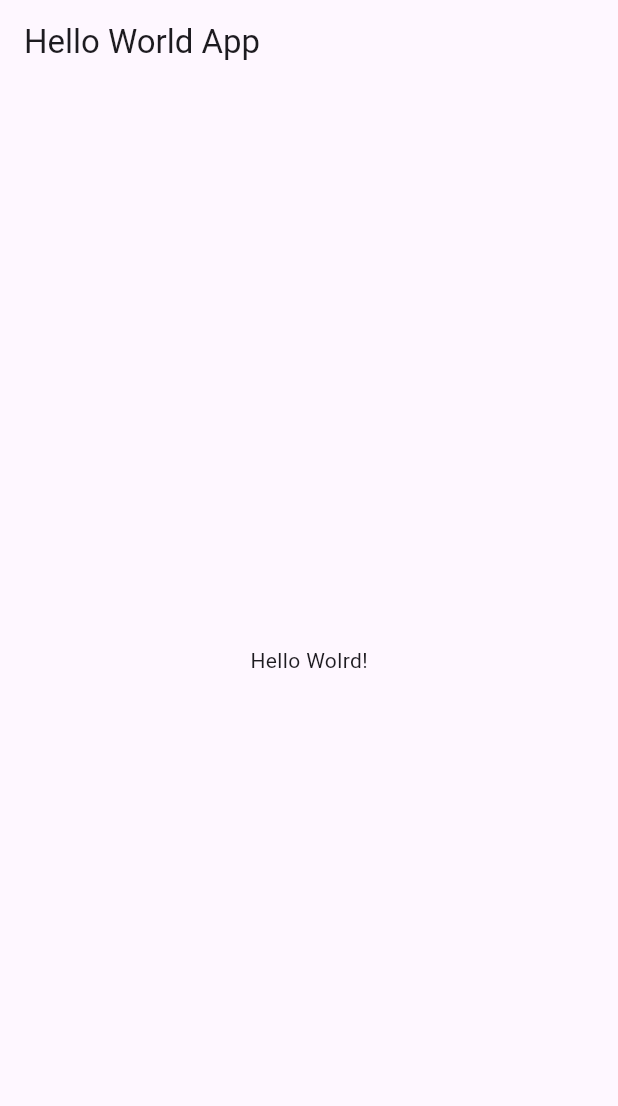
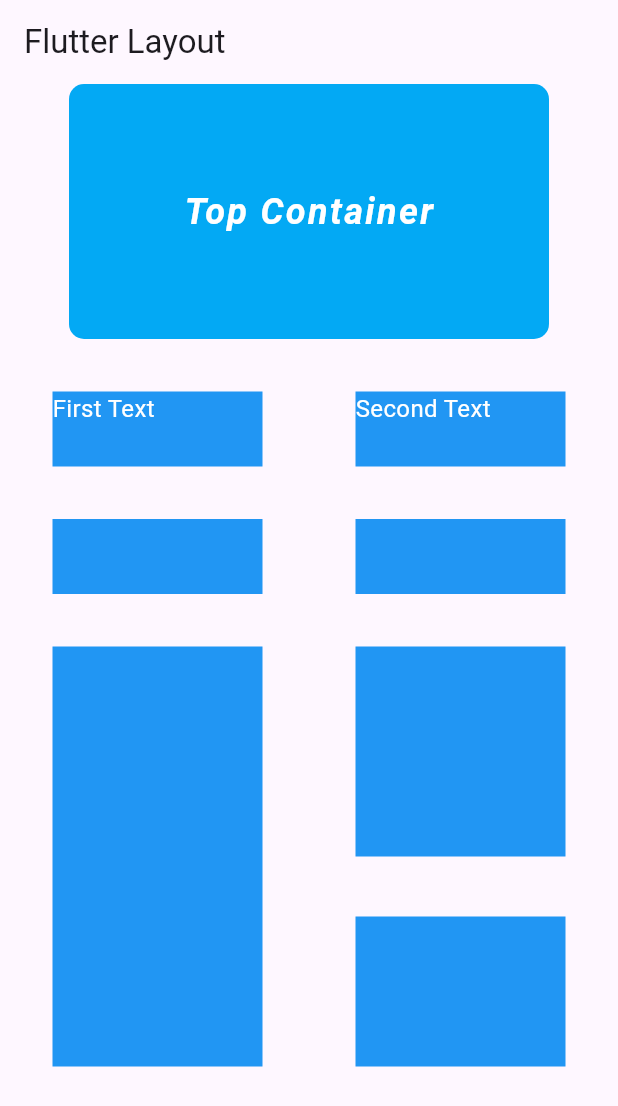
Before and after one commit to kwakyebrilliant/flutter-tutorial-2024, a Flutter app: the screen it shows after launch, on a phone screen of 412 x 824 dp. Shown: the top 1106 px of the screen. Run offline on Flutter 3.47's test engine with Material 3 defaults, Android fonts, the phone set to English and light mode, and no system bars.

Commit message:
tutorial-7 commit

```diff
--- a/lib/main.dart
+++ b/lib/main.dart
@@ -1,21 +1,150 @@
 import 'package:flutter/material.dart';
 
 void main() {
-  runApp(const MyApp());
+  runApp(const MyApp(
+    firstText: 'First Text',
+    secontText: 'Second Text',
+  ));
 }
 
 class MyApp extends StatelessWidget {
-  const MyApp({super.key});
+  const MyApp({super.key, required this.firstText, required this.secontText});
 
+  final String firstText;
+  final String secontText;
+
+  // This widget is the root of your application.
   @override
   Widget build(BuildContext context) {
     return MaterialApp(
+      theme: ThemeData(
+        textTheme: const TextTheme(
+          bodyMedium: TextStyle(fontSize: 16.0, color: Colors.white),
+        ),
+        brightness: Brightness.light,
+      ),
+      darkTheme: ThemeData(
+        brightness: Brightness.dark,
+      ),
       home: Scaffold(
         appBar: AppBar(
-          title: const Text('Hello World App'),
+          title: const Text('Flutter Layout'),
         ),
-        body: const Center(
-          child: Text('Hello Wolrd!'),
+        body: Column(
+          children: [
+            //top container
+            Center(
+              child: Container(
+                height: 170.0,
+                width: 320.0,
+                decoration: BoxDecoration(
+                  color: Colors.lightBlue,
+                  borderRadius: BorderRadius.circular(10.0),
+                ),
+                child: const Center(
+                  child: Text(
+                    'Top Container',
+                    style: TextStyle(
+                      color: Colors.white,
+                      fontSize: 24.0,
+                      fontWeight: FontWeight.bold,
+                      fontStyle: FontStyle.italic,
+                      letterSpacing: 1.5,
+                    ),
+                  ),
+                ),
+              ),
+            ),
+
+            //first row
+            Padding(
+              padding: const EdgeInsets.fromLTRB(35.0, 35.0, 35.0, 35.0),
+              child: Row(
+                mainAxisAlignment: MainAxisAlignment.spaceBetween,
+                children: [
+                  //first container
+                  Container(
+                    height: 50.0,
+                    width: 140.0,
+                    color: Colors.blue,
+                    child: Text(firstText),
+                  ),
+
+                  //second container
+                  Container(
+                    height: 50.0,
+                    width: 140.0,
+                    color: Colors.blue,
+                    child: Text(secontText),
+                  ),
+                ],
+              ),
+            ),
+
+            //second row
+            Padding(
+              padding: const EdgeInsets.fromLTRB(35.0, 0.0, 35.0, 35.0),
+              child: Row(
+                mainAxisAlignment: MainAxisAlignment.spaceBetween,
+                children: [
+                  //first container
+                  Container(
+                    height: 50.0,
+                    width: 140.0,
+                    color: Colors.blue,
+                  ),
+
+                  //second container
+                  Container(
+                    height: 50.0,
+                    width: 140.0,
+                    color: Colors.blue,
+                  ),
+                ],
+              ),
+            ),
+
+            //third row
+            Padding(
+              padding: const EdgeInsets.fromLTRB(35.0, 0.0, 35.0, 35.0),
+              child: Row(
+                mainAxisAlignment: MainAxisAlignment.spaceBetween,
+                children: [
+                  //first container
+                  Container(
+                    height: 280.0,
+                    width: 140.0,
+                    color: Colors.blue,
+                  ),
+
+                  Column(
+                    crossAxisAlignment: CrossAxisAlignment.start,
+                    children: [
+                      //second container
+                      Padding(
+                        padding: const EdgeInsets.only(bottom: 20.0),
+                        child: Container(
+                          height: 140.0,
+                          width: 140.0,
+                          color: Colors.blue,
+                        ),
+                      ),
+
+                      //third container
+                      Padding(
+                        padding: const EdgeInsets.only(top: 20.0),
+                        child: Container(
+                          height: 100.0,
+                          width: 140.0,
+                          color: Colors.blue,
+                        ),
+                      ),
+                    ],
+                  ),
+                ],
+              ),
+            ),
+          ],
         ),
       ),
     );
```
